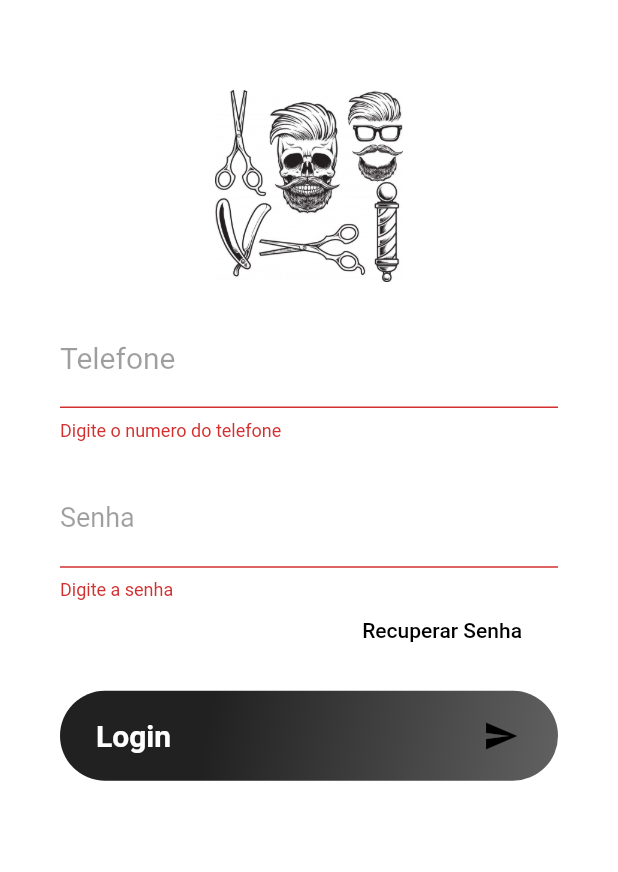
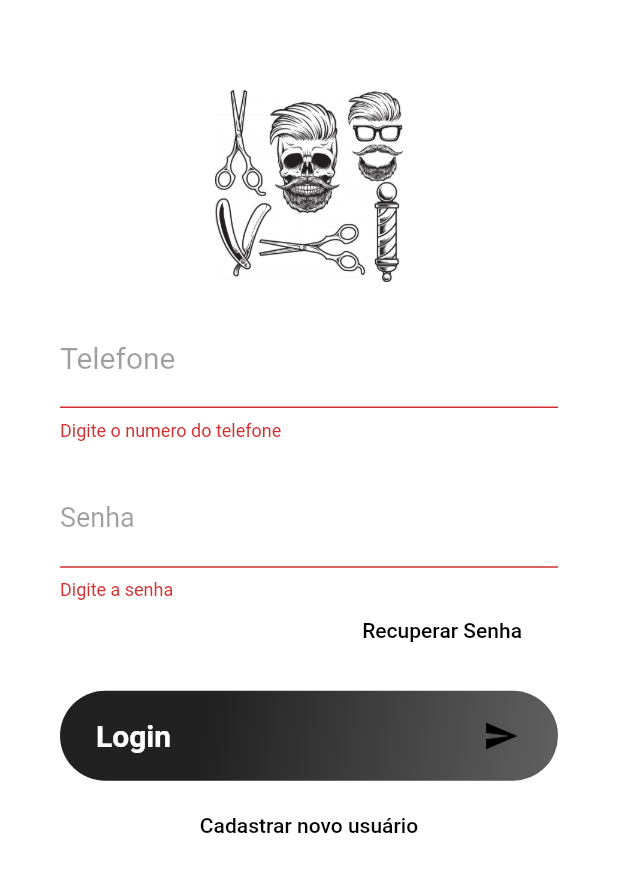
Before and after one commit to dieinimymaganha/GalleryShop, a Flutter app: the screen it shows after launch, after a tap on "Login", on a phone screen of 412 x 824 dp. Shown: the top 872 px of the screen. Run offline on Flutter 3.47's test engine with Material 2 defaults, Android fonts, the phone set to English and light mode, and no system bars; our stand-ins replace flutter_masked_text, shared_preferences; missing offline and left inert: http_interceptor.

Commit message:
Criado botão para criar novo usuário

```diff
--- a/frontend/galleryshopcustomers/lib/screens/login.dart
+++ b/frontend/galleryshopcustomers/lib/screens/login.dart
@@ -3,10 +3,9 @@ import 'package:flutter_masked_text/flutter_masked_text.dart';
 import 'package:galleryshopcustomers/http/webclients/webclient_login.dart';
 import 'package:galleryshopcustomers/models/login.dart';
 import 'package:galleryshopcustomers/models/token.dart';
+import 'package:galleryshopcustomers/screens/create_new_user_client.dart';
 import 'package:galleryshopcustomers/screens/reset_password.dart';
 import 'package:galleryshopcustomers/screens/screen_main.dart';
-import 'package:path/path.dart';
-import 'package:shared_preferences/shared_preferences.dart';
 
 class LoginPage extends StatefulWidget {
   @override
@@ -158,10 +157,30 @@ class _LoginPageState extends State<LoginPage> {
 
                             _save(loginCreatead, context);
                           }
+                          return null;
                         },
                       ),
                     ),
-                  )
+                  ),
+                  Container(
+                    height: 60,
+                    alignment: Alignment.center,
+                    child: FlatButton(
+
+                      child: Text(
+                        "Cadastrar novo usuário",
+
+                      ),
+
+                      onPressed: () {
+                        Navigator.push(
+                            context,
+                            MaterialPageRoute(
+                              builder: (context) => CreateNewUserClient(),
+                            ));
+                      },
+                    ),
+                  ),
                 ],
               ),
             ),
```
